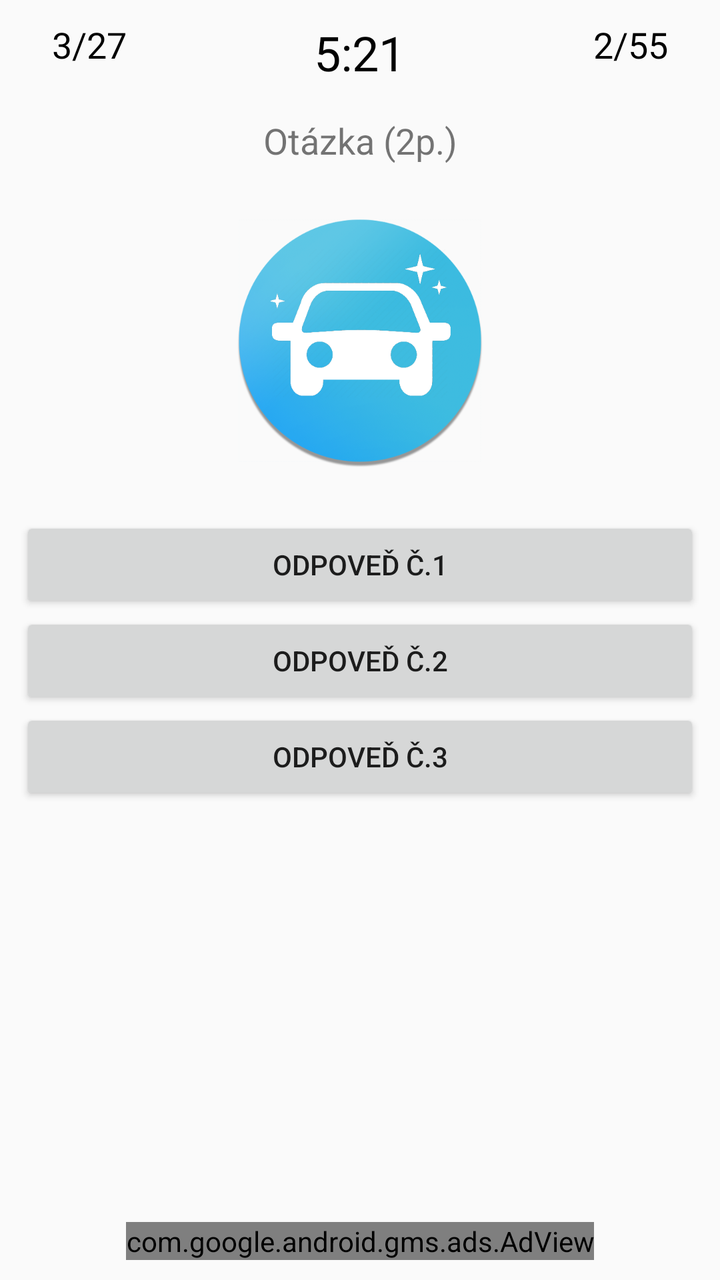
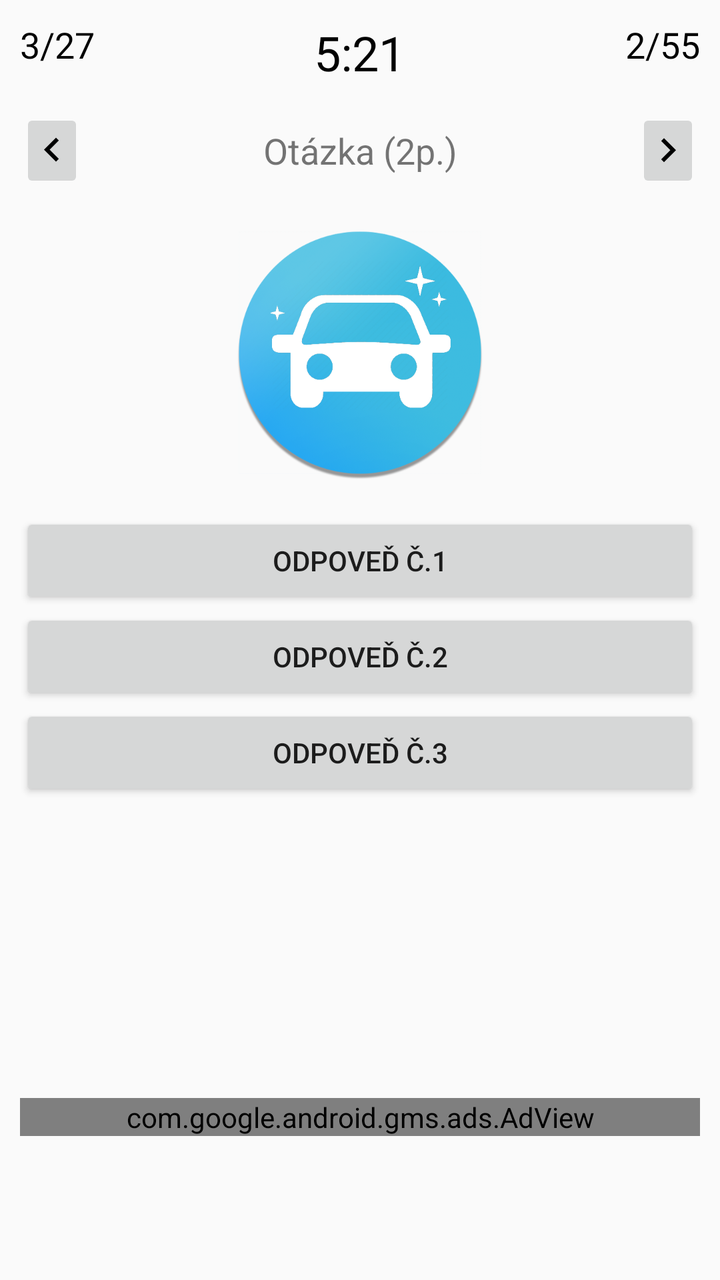

Two renders of the same Android screen: before a commit and after it. Below are the layout's source before the change and the commit's diff.
<!-- AndroidManifest.xml: application theme MyTheme.Light -->
<!-- res/layout/fragment_test.xml -->
<RelativeLayout xmlns:ads="http://schemas.android.com/apk/res-auto"
                xmlns:android="http://schemas.android.com/apk/res/android"
                xmlns:app="http://schemas.android.com/apk/res-auto"
                xmlns:tools="http://schemas.android.com/tools"
                android:layout_width="match_parent"
                android:layout_height="match_parent"
                android:background="?android:attr/windowBackground"
                android:paddingBottom="@dimen/activity_vertical_margin"
                android:paddingLeft="@dimen/activity_horizontal_margin"
                android:paddingRight="@dimen/activity_horizontal_margin"
                android:paddingTop="@dimen/activity_vertical_margin"
                app:layout_behavior="@string/appbar_scrolling_view_behavior"
                tools:context=".TestActivityFragment">

    <LinearLayout
        android:layout_width="match_parent"
        android:layout_height="wrap_content"
        android:layout_marginEnd="16dp"
        android:layout_marginLeft="16dp"
        android:layout_marginRight="16dp"
        android:layout_marginStart="16dp">

        
        <TextView
            android:id="@+id/question_counter"
            android:layout_width="wrap_content"
            android:layout_height="wrap_content"
            android:layout_gravity="start"
            android:layout_weight="1"
            android:gravity="start"
            android:text="3/27"
            android:textColor="@android:color/primary_text_light"
            android:textSize="18sp"/>

        
        <TextView
            android:id="@+id/elapsed_time"
            android:layout_width="wrap_content"
            android:layout_height="wrap_content"
            android:layout_gravity="center_horizontal"
            android:layout_weight="1"
            android:gravity="center_horizontal"
            android:text="5:21"
            android:textColor="@android:color/primary_text_light"
            android:textSize="24sp"/>

        
        <TextView
            android:id="@+id/points_counter"
            android:layout_width="wrap_content"
            android:layout_height="wrap_content"
            android:layout_gravity="end"
            android:layout_weight="1"
            android:gravity="end"
            android:text="2/55"
            android:textColor="@android:color/primary_text_light"
            android:textSize="18sp"/>

    </LinearLayout>

    
    <TextView
        android:id="@+id/question_text"
        android:layout_width="match_parent"
        android:layout_height="wrap_content"
        android:layout_marginTop="48dp"
        android:gravity="center_horizontal"
        android:text="Otázka (2p.)"
        android:textSize="18sp"/>

    <ImageView
        android:layout_width="128dp"
        android:layout_height="128dp"
        android:layout_below="@id/question_text"
        android:layout_centerHorizontal="true"
        android:layout_marginTop="24dp"
        android:src="@drawable/app_icon"/>

    
    <LinearLayout
        android:layout_width="match_parent"
        android:layout_height="wrap_content"
        android:layout_below="@id/question_text"
        android:layout_marginTop="176dp"
        android:orientation="vertical">

        <Button
            android:id="@+id/button1"
            android:layout_width="match_parent"
            android:layout_height="wrap_content"
            android:text="Odpoveď č.1"/>

        <Button
            android:id="@+id/button2"
            android:layout_width="match_parent"
            android:layout_height="wrap_content"
            android:text="Odpoveď č.2"/>

        <Button
            android:id="@+id/button3"
            android:layout_width="match_parent"
            android:layout_height="wrap_content"
            android:text="Odpoveď č.3"/>

    </LinearLayout>

    <com.google.android.gms.ads.AdView
        android:id="@+id/adView"
        android:layout_width="wrap_content"
        android:layout_height="wrap_content"
        android:layout_alignParentBottom="true"
        android:layout_centerHorizontal="true"
        ads:adSize="BANNER"
        ads:adUnitId="@string/banner_ad_unit_id"/>

</RelativeLayout>
<!-- resources referenced by this layout -->
<resources>
  <dimen name="activity_horizontal_margin">10dp</dimen>
  <dimen name="activity_vertical_margin">10dp</dimen>
  <!-- drawable app_icon: png bitmap (drawable, 141097 bytes) -->
  <string name="banner_ad_unit_id">ca-app-pub-7362127401681337/9720209806</string>
  <style name="MyTheme.Light" parent="@style/Theme.AppCompat.Light.NoActionBar">
          
          
          <item name="colorPrimary">@color/colorPrimary</item>
          <item name="colorPrimaryDark">@color/colorPrimaryDark</item>
          <item name="colorSecondary">@color/colorSecondary</item>
          <item name="colorSecondaryDark">@color/colorSecondaryDark</item>
          <item name="colorTextTitle">@color/colorTextTitle</item>
          
          <item name="colorFlatButtons">@color/colorFlatButtons</item>
          <item name="colorTabIndicator">@color/colorTabIndicator</item>
          <item name="colorCardBackground">@color/colorCardBackground</item>
          <item name="colorNavigationDrawerBackground">@color/colorNavigationDrawerBackground</item>
      </style>
  <color name="colorPrimary" type="color">#4285F4</color>
  <color name="colorPrimaryDark" type="color">#3367D6</color>
  <color name="colorSecondary" type="color">@color/deep_teal_300</color>
  <color name="colorSecondaryDark" type="color">@color/deep_teal_500</color>
  <color name="colorTextTitle" type="color">#FFEE58</color>
  <color name="colorFlatButtons" type="color">#FF4081</color>
  <color name="colorTabIndicator" type="color">@color/colorSecondary</color>
  <color name="colorCardBackground" type="color">#FFF</color>
  <color name="colorNavigationDrawerBackground" type="color">#FAFAFA</color>
  <color name="deep_teal_300" type="color">#4DB6AC</color>
  <color name="deep_teal_500" type="color">#009688</color>
</resources>

<!-- the commit's change to res/layout/fragment_test.xml (unified diff, before → after) -->
@@ -1,24 +1,23 @@
-<RelativeLayout xmlns:ads="http://schemas.android.com/apk/res-auto"
-                xmlns:android="http://schemas.android.com/apk/res/android"
-                xmlns:app="http://schemas.android.com/apk/res-auto"
-                xmlns:tools="http://schemas.android.com/tools"
-                android:layout_width="match_parent"
-                android:layout_height="match_parent"
-                android:background="?android:attr/windowBackground"
-                android:paddingBottom="@dimen/activity_vertical_margin"
-                android:paddingLeft="@dimen/activity_horizontal_margin"
-                android:paddingRight="@dimen/activity_horizontal_margin"
-                android:paddingTop="@dimen/activity_vertical_margin"
-                app:layout_behavior="@string/appbar_scrolling_view_behavior"
-                tools:context=".TestActivityFragment">
+<LinearLayout xmlns:ads="http://schemas.android.com/apk/res-auto"
+              xmlns:android="http://schemas.android.com/apk/res/android"
+              xmlns:app="http://schemas.android.com/apk/res-auto"
+              xmlns:tools="http://schemas.android.com/tools"
+              android:layout_width="match_parent"
+              android:layout_height="match_parent"
+              android:background="?android:attr/windowBackground"
+              android:orientation="vertical"
+              android:paddingBottom="@dimen/activity_vertical_margin"
+              android:paddingLeft="@dimen/activity_horizontal_margin"
+              android:paddingRight="@dimen/activity_horizontal_margin"
+              android:paddingTop="@dimen/activity_vertical_margin"
+              app:layout_behavior="@string/appbar_scrolling_view_behavior"
+              tools:context=".TestActivityFragment">
 
+    
     <LinearLayout
         android:layout_width="match_parent"
         android:layout_height="wrap_content"
-        android:layout_marginEnd="16dp"
-        android:layout_marginLeft="16dp"
-        android:layout_marginRight="16dp"
-        android:layout_marginStart="16dp">
+        android:layout_weight="0">
 
         
         <TextView
@@ -59,58 +58,105 @@
     </LinearLayout>
 
     
-    <TextView
-        android:id="@+id/question_text"
+    <RelativeLayout
+        android:layout_width="wrap_content"
+        android:layout_height="match_parent"
+        android:layout_weight="1"
+        android:layout_marginTop="12dp"
+        android:orientation="vertical">
+
+        
+        <LinearLayout
+            android:id="@+id/wrapper"
+            android:layout_width="match_parent"
+            android:layout_height="wrap_content"
+            android:gravity="center_horizontal"
+            android:minHeight="42dp"
+            android:orientation="horizontal">
+
+            
+            <ImageButton
+                android:id="@+id/previous_question"
+                android:layout_width="32dp"
+                android:layout_height="match_parent"
+                android:layout_marginEnd="8dp"
+                android:layout_marginRight="8dp"
+                android:layout_weight="0"
+                android:src="@drawable/ic_keyboard_arrow_left_black_24dp"/>
+
+            
+            <TextView
+                android:id="@+id/question_text"
+                android:layout_width="match_parent"
+                android:layout_height="wrap_content"
+                android:layout_weight="1"
+                android:gravity="center"
+                android:layout_gravity="center"
+                android:text="Otázka (2p.)"
+                android:textSize="18sp"/>
+
+            
+            <ImageButton
+                android:id="@+id/next_question"
+                android:layout_width="32dp"
+                android:layout_height="match_parent"
+                android:layout_marginLeft="8dp"
+                android:layout_marginStart="8dp"
+                android:layout_weight="0"
+                android:src="@drawable/ic_keyboard_arrow_right_black_24dp"/>
+
+        </LinearLayout>
+
+        
+        <ImageView
+            android:id="@+id/question_image"
+            android:layout_width="128dp"
+            android:layout_height="128dp"
+            android:layout_below="@id/wrapper"
+            android:layout_centerHorizontal="true"
+            android:layout_marginTop="16dp"
+            android:src="@drawable/app_icon"
+            android:visibility="visible"/>
+
+        
+        <LinearLayout
+            android:layout_width="match_parent"
+            android:layout_height="wrap_content"
+            android:layout_below="@id/question_image"
+            android:layout_marginTop="16dp"
+            android:orientation="vertical">
+
+            <Button
+                android:id="@+id/answer1"
+                android:layout_width="match_parent"
+                android:layout_height="wrap_content"
+                android:text="Odpoveď č.1"/>
+
+            <Button
+                android:id="@+id/answer2"
+                android:layout_width="match_parent"
+                android:layout_height="wrap_content"
+                android:text="Odpoveď č.2"/>
+
+            <Button
+                android:id="@+id/answer3"
+                android:layout_width="match_parent"
+                android:layout_height="wrap_content"
+                android:text="Odpoveď č.3"/>
+
+        </LinearLayout>
+
+    </RelativeLayout>
+
+    
+    <com.google.android.gms.ads.AdView
+        android:id="@+id/adView"
         android:layout_width="match_parent"
         android:layout_height="wrap_content"
-        android:layout_marginTop="48dp"
-        android:gravity="center_horizontal"
-        android:text="Otázka (2p.)"
-        android:textSize="18sp"/>
-
-    <ImageView
-        android:layout_width="128dp"
-        android:layout_height="128dp"
-        android:layout_below="@id/question_text"
-        android:layout_centerHorizontal="true"
-        android:layout_marginTop="24dp"
-        android:src="@drawable/app_icon"/>
-
-    
-    <LinearLayout
-        android:layout_width="match_parent"
-        android:layout_height="wrap_content"
-        android:layout_below="@id/question_text"
-        android:layout_marginTop="176dp"
-        android:orientation="vertical">
-
-        <Button
-            android:id="@+id/button1"
-            android:layout_width="match_parent"
-            android:layout_height="wrap_content"
-            android:text="Odpoveď č.1"/>
-
-        <Button
-            android:id="@+id/button2"
-            android:layout_width="match_parent"
-            android:layout_height="wrap_content"
-            android:text="Odpoveď č.2"/>
-
-        <Button
-            android:id="@+id/button3"
-            android:layout_width="match_parent"
-            android:layout_height="wrap_content"
-            android:text="Odpoveď č.3"/>
-
-    </LinearLayout>
-
-    <com.google.android.gms.ads.AdView
-        android:id="@+id/adView"
-        android:layout_width="wrap_content"
-        android:layout_height="wrap_content"
-        android:layout_alignParentBottom="true"
-        android:layout_centerHorizontal="true"
+        android:layout_marginBottom="62dp"
+        android:layout_marginTop="6dp"
+        android:layout_weight="0"
         ads:adSize="BANNER"
         ads:adUnitId="@string/banner_ad_unit_id"/>
 
-</RelativeLayout>
+</LinearLayout>
<!-- resource entries referenced after the edit -->
@@ -3,6 +3,8 @@
   <dimen name="activity_horizontal_margin">10dp</dimen>
   <dimen name="activity_vertical_margin">10dp</dimen>
   <!-- drawable app_icon: png bitmap (drawable, 141097 bytes) -->
+  <!-- drawable ic_keyboard_arrow_left_black_24dp: png bitmap (drawable-hdpi, 150 bytes) -->
+  <!-- drawable ic_keyboard_arrow_right_black_24dp: png bitmap (drawable-hdpi, 147 bytes) -->
   <string name="banner_ad_unit_id">ca-app-pub-7362127401681337/9720209806</string>
   <style name="MyTheme.Light" parent="@style/Theme.AppCompat.Light.NoActionBar">
           
@@ -23,11 +25,12 @@
   <color name="colorSecondary" type="color">@color/deep_teal_300</color>
   <color name="colorSecondaryDark" type="color">@color/deep_teal_500</color>
   <color name="colorTextTitle" type="color">#FFEE58</color>
-  <color name="colorFlatButtons" type="color">#FF4081</color>
-  <color name="colorTabIndicator" type="color">@color/colorSecondary</color>
+  <color name="colorFlatButtons" type="color">@color/pink_A200</color>
+  <color name="colorTabIndicator" type="color">#FFF</color>
   <color name="colorCardBackground" type="color">#FFF</color>
   <color name="colorNavigationDrawerBackground" type="color">#FAFAFA</color>
   <color name="deep_teal_300" type="color">#4DB6AC</color>
   <color name="deep_teal_500" type="color">#009688</color>
+  <color name="pink_A200" type="color">#FF4081</color>
 </resources>
 
